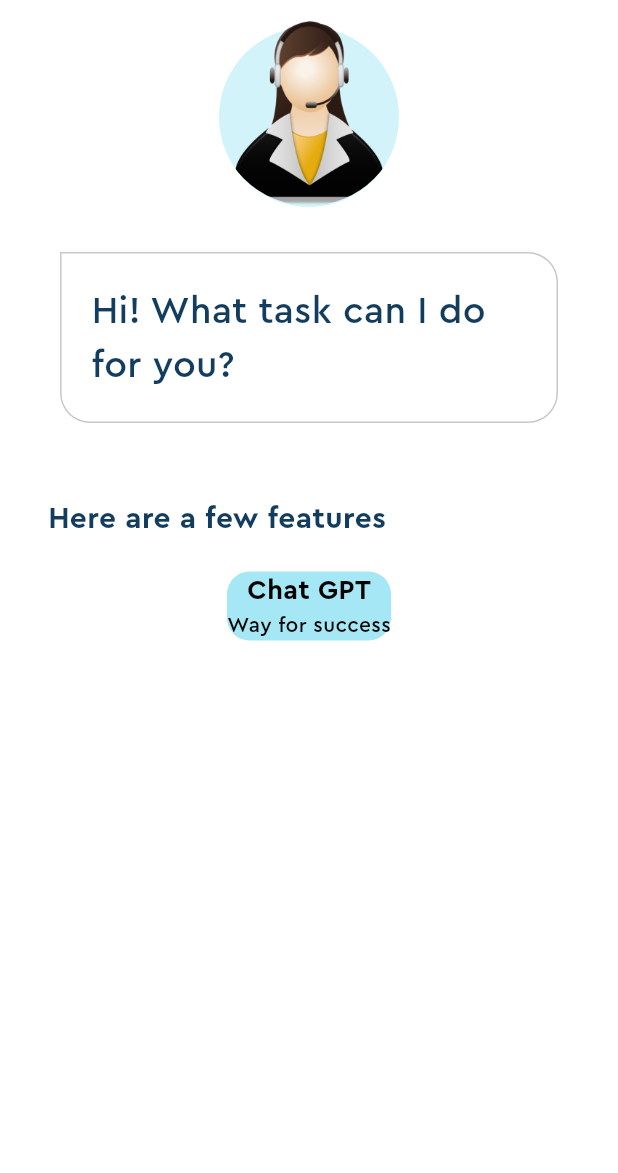
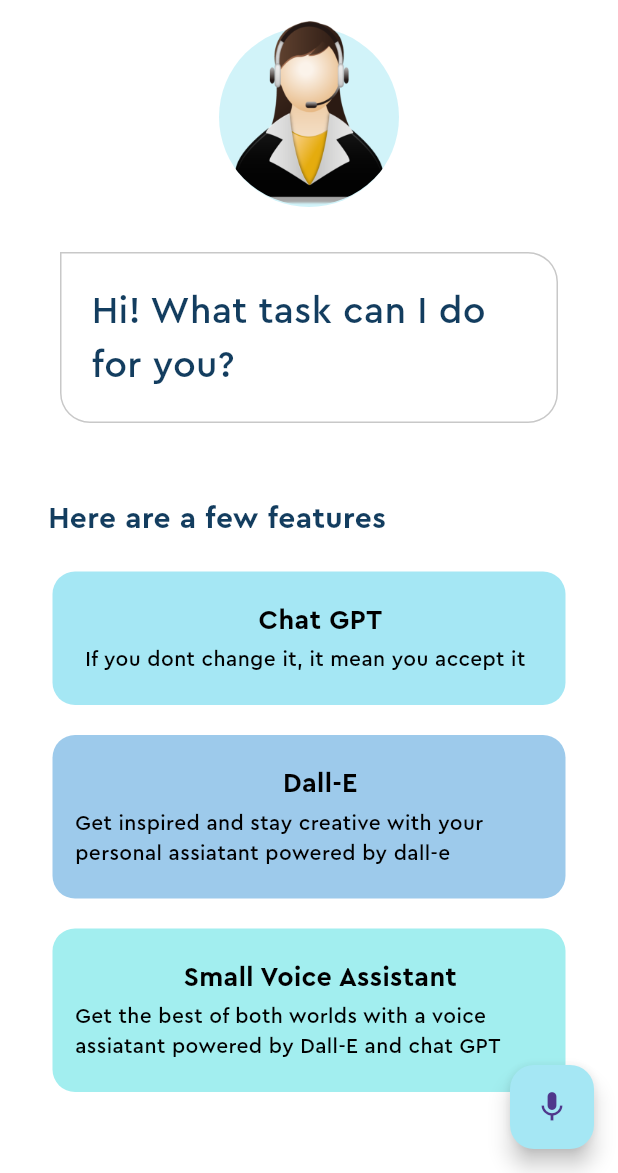
Before and after one commit to nghuy2903/ai_generate_picture_mobile, a Flutter app: the screen it shows after launch, on a phone screen of 412 x 824 dp, the part 63-1236 px from its top. Run offline on Flutter 3.47's test engine with Material 3 defaults, Android fonts, the phone set to English and light mode, and no system bars.

Commit message:
complete create UI

```diff
--- a/lib/feature_box.dart
+++ b/lib/feature_box.dart
@@ -25,22 +25,33 @@
           Radius.circular(15),
         )
       ),
+      child: Padding(
+        padding: const EdgeInsets.symmetric(vertical: 20).copyWith(
+          left: 15
+        ),
         child: Column(
           children: [
-          Text(headerText, style: TextStyle(
+            Align(
+              child: Text(headerText, style: TextStyle(
                 fontFamily: 'Cera Pro',
                 color: Pallete.blackColor,
                 fontSize: 18,
                 fontWeight: FontWeight.bold
               ),
               ),
-          Text(descriptionText, style: TextStyle(
+            ),
+            const SizedBox(height: 3),
+            Padding(
+              padding: const EdgeInsets.only(right: 20),
+              child: Text(descriptionText, style: TextStyle(
                 fontFamily: 'Cera Pro',
                 color: Pallete.blackColor,
+              ),
               ),
             )
           ],
         ),
+      ),
     );
   }
 }
--- a/lib/home_page.dart
+++ b/lib/home_page.dart
@@ -94,12 +94,28 @@
               FeatureBox(
                 color: Pallete.firstSuggestionBoxColor,
                 headerText: 'Chat GPT',
-                descriptionText: 'Way for success',
+                descriptionText: 'If you dont change it, it mean you accept it',
+              ),
+              FeatureBox(
+                color: Pallete.secondSuggestionBoxColor,
+                headerText: 'Dall-E',
+                descriptionText: 'Get inspired and stay creative with your personal assiatant powered by dall-e',
+              ),
+              FeatureBox(
+                color: Pallete.thirdSuggestionBoxColor,
+                headerText: 'Small Voice Assistant',
+                descriptionText: 'Get the best of both worlds with a voice assiatant powered by Dall-E and chat GPT',
               ),
             ],
           )
         ],
       ),
+      floatingActionButton: FloatingActionButton(
+        backgroundColor: Pallete.firstSuggestionBoxColor,
+        onPressed: () {},
+        child: const Icon(Icons.mic),
+      ),
+
     );
   }
 }
```
Lines whose indentation alone changed are shown as unchanged.
